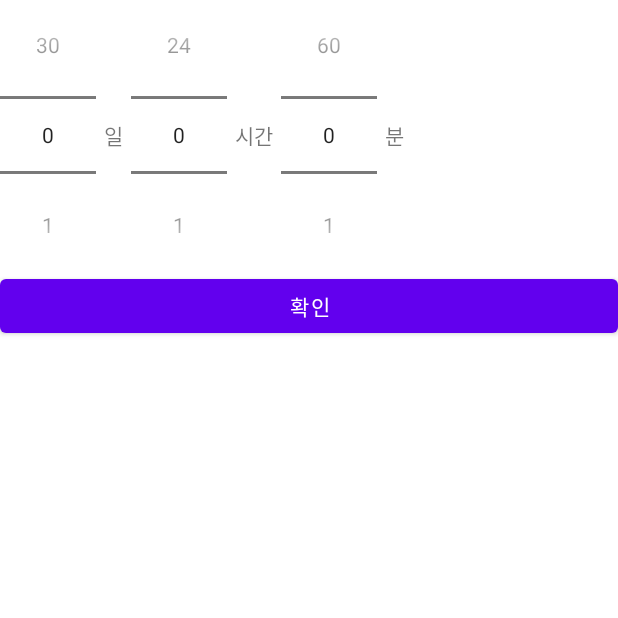
After one commit to MinjaeKim1/MyPlanner, an Android app: the alarmPickerActivity screen opened directly, with no data from a screen before it, on a phone screen of 412 x 824 dp, the top half of it. The commit adds this screen. Run offline under Robolectric (Android 15) with nearby library versions, the phone set to English and light mode, and no system bars.

Commit message:
alarm with timeset

```diff
--- a/app/src/main/AndroidManifest.xml
+++ b/app/src/main/AndroidManifest.xml
@@ -34,6 +34,7 @@
         <activity android:name=".timePickerActivity" android:theme="@style/myDialog"></activity>
         <activity android:name=".MainActivity"></activity>
         <activity android:name=".SignUpActivity"></activity>
+        <activity android:name=".alarmPickerActivity"></activity>
         <meta-data android:name="android.max_aspect" android:value="2.1" />
 
         <!-- External API -->
--- a/app/src/main/java/com/gachon/dawaga/AlarmReceiver.java
+++ b/app/src/main/java/com/gachon/dawaga/AlarmReceiver.java
@@ -23,7 +23,6 @@ import static android.content.Context.MODE_PRIVATE;
 public class AlarmReceiver extends BroadcastReceiver {
     @Override
     public void onReceive(Context context, Intent intent) {
-
 
         //declare notificationManager and builder
         NotificationManager notificationManager = (NotificationManager) context.getSystemService(Context.NOTIFICATION_SERVICE);
--- /dev/null
+++ b/app/src/main/java/com/gachon/dawaga/alarmPickerActivity.java
@@ -0,0 +1,81 @@
+package com.gachon.dawaga;
+
+import android.content.Intent;
+import android.os.Bundle;
+import android.util.Log;
+import android.view.View;
+import android.view.WindowManager;
+import android.widget.Button;
+import android.widget.NumberPicker;
+import android.widget.TimePicker;
+
+import androidx.annotation.Nullable;
+import androidx.appcompat.app.AppCompatActivity;
+
+import java.util.Calendar;
+import java.util.GregorianCalendar;
+
+public class alarmPickerActivity extends AppCompatActivity {
+    private int  day=0, hour=0, min=0;
+    private NumberPicker picker_day;
+    private NumberPicker picker_hour;
+    private NumberPicker picker_minute;
+
+    @Override
+    protected void onCreate(@Nullable Bundle savedInstanceState) {
+        super.onCreate(savedInstanceState);
+        getWindow().setFlags(WindowManager.LayoutParams.FLAG_FULLSCREEN,
+                WindowManager.LayoutParams.FLAG_FULLSCREEN);
+        setContentView(R.layout.alarm_picker);
+
+        picker_day =(NumberPicker)findViewById(R.id.dayPicker);
+        picker_hour =(NumberPicker)findViewById(R.id.hourPicker);
+        picker_minute =(NumberPicker)findViewById(R.id.minutePicker);
+
+        picker_day.setMinValue(0);
+        picker_day.setMaxValue(30);
+
+        picker_hour.setMinValue(0);
+        picker_hour.setMaxValue(24);
+
+        picker_minute.setMinValue(0);
+        picker_minute.setMaxValue(60);
+
+
+
+        Button button = (Button) findViewById(R.id.appoAlarmEnter);
+        button.setOnClickListener(new View.OnClickListener() {
+            @Override
+            public void onClick(View v){
+                Intent intent = new Intent();
+                intent.putExtra("Day",day);
+                intent.putExtra("Hour", hour);
+                intent.putExtra("Minute", min);
+                setResult(RESULT_OK, intent);
+                finish();
+            }
+        });
+
+        picker_day.setOnValueChangedListener(new NumberPicker.OnValueChangeListener() {
+            @Override
+            public void onValueChange(NumberPicker numberPicker, int i, int i1) {
+                day = picker_day.getValue();
+                Log.d("picker value", day + "");
+            }
+        });
+        picker_hour.setOnValueChangedListener(new NumberPicker.OnValueChangeListener() {
+            @Override
+            public void onValueChange(NumberPicker numberPicker, int i, int i1) {
+                hour = picker_hour.getValue();
+                Log.d("picker_hour value", hour + "");
+            }
+        });
+        picker_minute.setOnValueChangedListener(new NumberPicker.OnValueChangeListener() {
+            @Override
+            public void onValueChange(NumberPicker numberPicker, int i, int i1) {
+                min = picker_minute.getValue();
+                Log.d("picker_minute value", min + "");
+            }
+        });
+    }
+}
--- /dev/null
+++ b/app/src/main/res/layout/alarm_picker.xml
@@ -0,0 +1,57 @@
+<?xml version="1.0" encoding="utf-8"?>
+<LinearLayout xmlns:android="http://schemas.android.com/apk/res/android"
+    android:layout_width="match_parent"
+    android:layout_height="match_parent"
+    android:orientation="vertical">
+
+    <LinearLayout
+        android:layout_width="match_parent"
+        android:layout_height="wrap_content"
+        android:layout_gravity="center"
+        android:orientation="horizontal">
+        <NumberPicker
+            android:id="@+id/dayPicker"
+            android:layout_width="wrap_content"
+            android:layout_height="wrap_content"
+            />
+        <TextView
+            android:layout_width="wrap_content"
+            android:layout_height="wrap_content"
+            android:layout_margin="5dp"
+            android:layout_gravity="center_vertical"
+            android:text="일"
+            />
+        <NumberPicker
+            android:id="@+id/hourPicker"
+            android:layout_width="wrap_content"
+            android:layout_height="wrap_content"
+            />
+        <TextView
+            android:layout_width="wrap_content"
+            android:layout_height="wrap_content"
+            android:layout_margin="5dp"
+            android:layout_gravity="center_vertical"
+            android:text="시간"/>
+
+        <NumberPicker
+            android:id="@+id/minutePicker"
+            android:layout_width="wrap_content"
+            android:layout_height="wrap_content"
+            />
+        <TextView
+            android:layout_width="wrap_content"
+            android:layout_height="wrap_content"
+            android:layout_margin="5dp"
+            android:layout_gravity="center_vertical"
+            android:text="분"
+            />
+    </LinearLayout>
+    <Button
+        android:id="@+id/appoAlarmEnter"
+        android:layout_width="match_parent"
+        android:layout_height="wrap_content"
+        android:onClick="mOnClick"
+        android:text="확인" />
+
+
+</LinearLayout>
```
Also changed, not shown: app/src/main/java/com/gachon/dawaga/makeAppointment.java (+34 -3 lines), app/src/main/java/com/gachon/dawaga/myAppointment.java (+8 -1 lines), app/src/main/res/layout/make_appointment.xml (+24 -4 lines).
